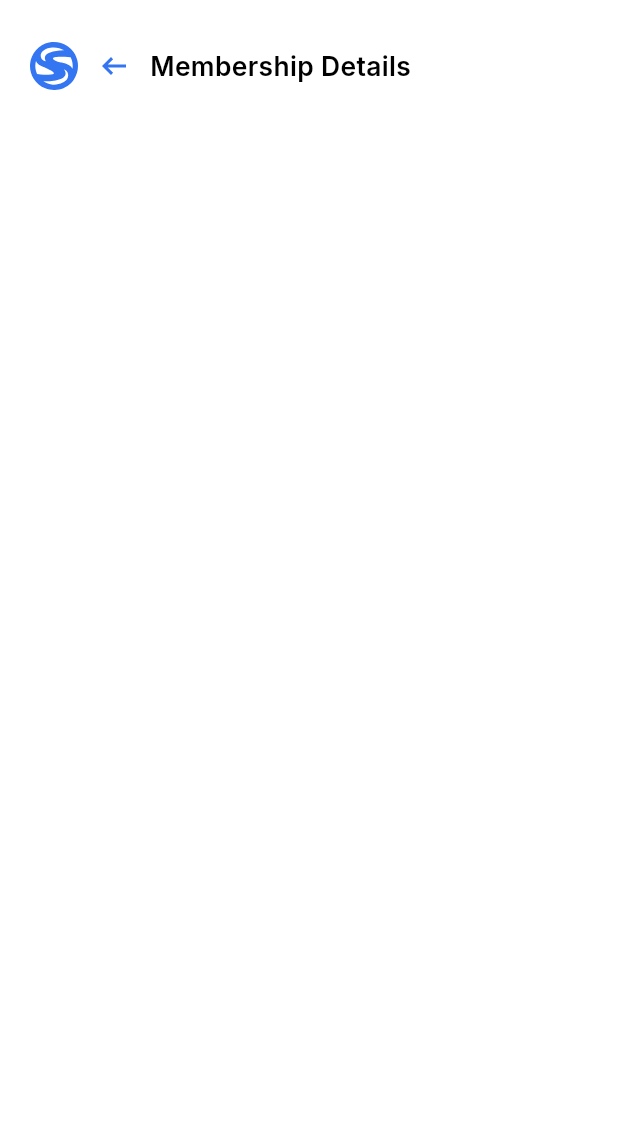
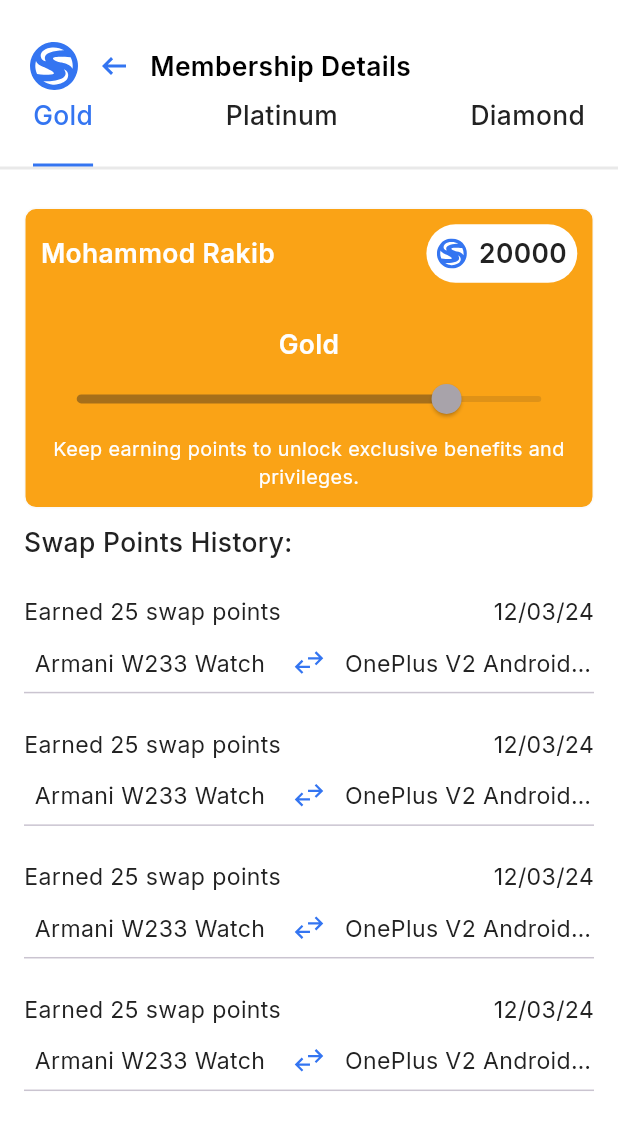
Before and after one commit to bdCalling-Sdt-hub/trade_app, a Flutter app: the MembershipDetailsScreen screen opened by its route, on a phone screen of 412 x 824 dp. Shown: the top 1130 px of the screen. Run offline on Flutter 3.47's test engine with Material 3 defaults, Android fonts, the phone set to English and light mode, and no system bars; our stand-ins replace cached_network_image, carousel_slider, connectivity_plus, country_picker, flutter_rating_bar, flutter_screenutil and 10 more; accounts and stored records are empty; network calls fail; project files that could hold a hidden picture were left out.

Commit message:
membership screen completed

```diff
--- a/lib/controller/membership_controller/membership_controller.dart
+++ b/lib/controller/membership_controller/membership_controller.dart
@@ -1,4 +1,5 @@
 import 'package:get/get.dart';
+import 'package:trade_app/utils/app_strings/app_strings.dart';
 
 class MembershipController extends GetxController {
 
@@ -9,7 +10,18 @@ class MembershipController extends GetxController {
     sliderValue.value = value;
   }
 
+  var singleSliderValue = 20000.0.obs;
 
+  void updateSingleSliderValue(double value) {
+    singleSliderValue.value = value;
+  }
+
+  final List<String> userList = [
+    AppStrings.gold,
+    AppStrings.platinum,
+    AppStrings.diamond,
+  ];
+  RxInt selectedIndex=0.obs;
 
   final List<String> membershipItem = [
     'Can exchange products',
--- a/lib/core/app_routes/app_routes.dart
+++ b/lib/core/app_routes/app_routes.dart
@@ -98,7 +98,7 @@ class AppRoutes {
     GetPage(name: myMembershipScreen, page: () =>     MyMembershipScreen()),
     GetPage(name: pointsEarnedScreen, page: () =>    const PointsEarnedScreen()),
     GetPage(name: myRatingScreen, page: () =>     MyRatingScreen()),
-    GetPage(name: membershipDetailsScreen, page: () =>     const MembershipDetailsScreen()),
+    GetPage(name: membershipDetailsScreen, page: () =>      MembershipDetailsScreen()),
 
     ///============================Post Edit Screen=================
     GetPage(name: postAddScreen, page: () =>     const PostAddScreen()),
--- a/lib/utils/app_strings/app_strings.dart
+++ b/lib/utils/app_strings/app_strings.dart
@@ -13,6 +13,7 @@ class AppStrings {
   ///===========================Authentication All Strings Here==============
   static const String enterAValidName = "Enter a valid name";
   static const String enterValidEamil = "Please Enter Your Email Address";
+  static const String swapPointsHistory = "Swap Points History:";
   static const String passwordLengthAndContain =
       "Password must be 8 characters long & must include one capital letter";
   static const String signIn = "Sign in";
--- a/lib/view/components/custom_details_container/custom_details_container.dart
+++ b/lib/view/components/custom_details_container/custom_details_container.dart
@@ -6,18 +6,19 @@ class CustomDetailContainer extends StatelessWidget {
   final Widget child;
   final Color color;
   final bool isBorder;
+  final double? height;  // Changed from bool to double
 
   const CustomDetailContainer({
     super.key,
     required this.child,
     required this.color,
-    this.isBorder = false,
+    this.isBorder = false, this.height,
   });
 
   @override
   Widget build(BuildContext context) {
     return Container(
-
+      height: height,
       margin: EdgeInsets.symmetric(vertical: 10.h),
       padding: EdgeInsets.all(10.h),
       decoration: BoxDecoration(
--- /dev/null
+++ b/lib/view/components/custom_membership_details_card/custom_membership_details_card.dart
@@ -0,0 +1,83 @@
+import 'package:flutter/material.dart';
+import 'package:flutter_screenutil/flutter_screenutil.dart';
+import 'package:trade_app/utils/app_colors/app_colors.dart';
+import 'package:trade_app/utils/app_icons/app_icons.dart';
+import 'package:trade_app/view/components/custom_details_container/custom_details_container.dart';
+import 'package:trade_app/view/components/custom_image/custom_image.dart';
+import 'package:trade_app/view/components/custom_text/custom_text.dart';
+
+class CustomMembershipDetailsCard extends StatelessWidget {
+  final String userName;
+  final int points;
+  final String membershipLevel;
+  final Widget sliderWidget;
+  final String description;
+
+  const CustomMembershipDetailsCard({
+    super.key,
+    required this.userName,
+    required this.points,
+    required this.membershipLevel,
+    required this.sliderWidget,
+    required this.description,
+  });
+
+  @override
+  Widget build(BuildContext context) {
+    return CustomDetailContainer(
+      color: AppColors.gold,
+      child: Column(
+        children: [
+          Row(
+            children: [
+              CustomText(
+                text: userName,
+                color: AppColors.white50,
+                fontWeight: FontWeight.w600,
+                fontSize: 16,
+              ),
+              const Spacer(),
+              Container(
+                padding: const EdgeInsets.all(7),
+                decoration: BoxDecoration(
+                  color: AppColors.white,
+                  borderRadius: BorderRadius.circular(20),
+                ),
+                child: Row(
+                  children: [
+                    const CustomImage(
+                      imageSrc: AppIcons.logo,
+                      size: 20,
+                    ),
+                    CustomText(
+                      left: 8,
+                      text: points.toString(),
+                      color: AppColors.black500,
+                      fontWeight: FontWeight.w600,
+                      fontSize: 16,
+                    ),
+                  ],
+                ),
+              )
+            ],
+          ),
+          SizedBox(height: 28.h),
+          CustomText(
+            text: membershipLevel,
+            color: AppColors.white50,
+            fontWeight: FontWeight.w600,
+            fontSize: 16,
+          ),
+          sliderWidget,
+          CustomText(
+            maxLines: 2,
+            text: description,
+            color: AppColors.white50,
+            fontWeight: FontWeight.w400,
+            fontSize: 12,
+          ),
+        ],
+      ),
+    );
+  }
+}
--- /dev/null
+++ b/lib/view/components/custom_single_slider/custom_single_slider.dart
@@ -0,0 +1,32 @@
+import 'package:flutter/material.dart';
+
+class CustomSingleSlider extends StatelessWidget {
+  final double value;
+  final double min;
+  final double max;
+  final int divisions;
+  final ValueChanged<double>? onChanged;
+
+  const CustomSingleSlider({
+    super.key,
+    required this.value,
+    this.min = 0.0,
+    this.max = 25000.0,
+    this.divisions = 250,
+    this.onChanged,
+  });
+
+  @override
+  Widget build(BuildContext context) {
+    return Slider(
+      value: value,
+      onChanged: onChanged,
+      min: min,
+      max: max,
+      divisions: divisions,
+      label: value.toString(),
+      activeColor: Colors.blue,
+      inactiveColor: Colors.white,
+    );
+  }
+}
--- /dev/null
+++ b/lib/view/components/custom_swap_points_row/custom_swap_points_row.dart
@@ -0,0 +1,78 @@
+import 'package:flutter/material.dart';
+import 'package:flutter_screenutil/flutter_screenutil.dart';
+import 'package:trade_app/utils/app_colors/app_colors.dart';
+import 'package:trade_app/utils/app_icons/app_icons.dart';
+import 'package:trade_app/view/components/custom_text/custom_text.dart';
+import 'package:trade_app/view/components/custom_image/custom_image.dart';
+
+class CustomSwapPointsRow extends StatelessWidget {
+  final String earnedPointsText;
+  final String date;
+  final String item1;
+  final String item2;
+   // The path or icon to use for swap
+
+  const CustomSwapPointsRow({
+    super.key,
+    required this.earnedPointsText,
+    required this.date,
+    required this.item1,
+    required this.item2,
+  });
+
+  @override
+  Widget build(BuildContext context) {
+    return Column(
+      children: [
+        Row(
+          children: [
+            CustomText(
+              text: earnedPointsText,
+              color: AppColors.black500,
+              fontWeight: FontWeight.w400,
+              fontSize: 14,
+            ),
+            const Spacer(),
+            CustomText(
+              text: date,
+              color: AppColors.black500,
+              fontWeight: FontWeight.w400,
+              fontSize: 14,
+            ),
+          ],
+        ),
+        SizedBox(
+          height: 11.h,
+        ),
+        Row(
+          children: [
+            Expanded(
+              child: CustomText(
+                text: item1,
+                color: AppColors.black500,
+                fontWeight: FontWeight.w400,
+                right: 10,
+              ),
+            ),
+            const CustomImage(
+              imageSrc: AppIcons.swapHoriz,
+              imageColor: AppColors.blue500,
+            ),
+            Expanded(
+              child: CustomText(
+                left: 10,
+                text: item2,
+                color: AppColors.black500,
+                fontWeight: FontWeight.w400,
+              ),
+            ),
+          ],
+        ),
+        const Divider(),
+        SizedBox(
+          height: 15.h,
+        ),
+      ],
+    );
+  }
+}
--- /dev/null
+++ b/lib/view/components/custom_user_tab_bar/custom_user_tab_bar.dart
@@ -0,0 +1,63 @@
+import 'package:flutter/material.dart';
+import 'package:get/get.dart';
+import 'package:trade_app/utils/app_colors/app_colors.dart';
+import 'package:trade_app/view/components/custom_text/custom_text.dart';
+
+class CustomUserTabBar extends StatelessWidget {
+  final List<String> userList;
+  final RxInt selectedIndex;
+  final Function(int) onTap;
+
+  const CustomUserTabBar({
+    super.key,
+    required this.userList,
+    required this.selectedIndex,
+    required this.onTap,
+  });
+
+  @override
+  Widget build(BuildContext context) {
+    return Container(
+      decoration: const BoxDecoration(
+        border: Border(
+          bottom: BorderSide(width: 2, color: AppColors.black50),
+        ),
+      ),
+      padding: const EdgeInsets.symmetric(horizontal: 22),
+      child: Row(
+        mainAxisAlignment: MainAxisAlignment.spaceBetween,
+        children: List.generate(
+          userList.length,
+              (index) => GestureDetector(
+            onTap: () => onTap(index),
+            child: Container(
+              padding: const EdgeInsets.only(bottom: 20),
+              decoration: BoxDecoration(
+                border: Border(
+                  bottom: selectedIndex.value == index
+                      ? const BorderSide(
+                    color: AppColors.blue500,
+                    width: 2.0,
+                  )
+                      : const BorderSide(
+                    color: Colors.transparent,
+                    width: 2.0,
+                  ),
+                ),
+              ),
+              child: CustomText(
+                textAlign: TextAlign.start,
+                text: userList[index],
+                color: selectedIndex.value == index
+                    ? AppColors.blue500
+                    : AppColors.black500,
+                fontSize: 16,
+                fontWeight: FontWeight.w500,
+              ),
+            ),
+          ),
+        ),
+      ),
+    );
+  }
+}
--- a/lib/view/screens/my_membership_screen/membership_details_screen/membership_details_screen.dart
+++ b/lib/view/screens/my_membership_screen/membership_details_screen/membership_details_screen.dart
@@ -1,17 +1,145 @@
 import 'package:flutter/material.dart';
+import 'package:flutter_screenutil/flutter_screenutil.dart';
 import 'package:get/get.dart';
+import 'package:trade_app/controller/membership_controller/membership_controller.dart';
 import 'package:trade_app/utils/app_colors/app_colors.dart';
+import 'package:trade_app/utils/app_icons/app_icons.dart';
+import 'package:trade_app/utils/app_strings/app_strings.dart';
 import 'package:trade_app/view/components/custom_app_bar/custom_app_bar.dart';
+import 'package:trade_app/view/components/custom_details_container/custom_details_container.dart';
+import 'package:trade_app/view/components/custom_image/custom_image.dart';
+import 'package:trade_app/view/components/custom_loader/custom_loader.dart';
+import 'package:trade_app/view/components/custom_membership_details_card/custom_membership_details_card.dart';
+import 'package:trade_app/view/components/custom_single_slider/custom_single_slider.dart';
+import 'package:trade_app/view/components/custom_swap_points_row/custom_swap_points_row.dart';
+import 'package:trade_app/view/components/custom_text/custom_text.dart';
+import 'package:trade_app/view/components/custom_user_tab_bar/custom_user_tab_bar.dart';
 
 class MembershipDetailsScreen extends StatelessWidget {
-  const MembershipDetailsScreen({super.key});
+  MembershipDetailsScreen({super.key});
+
+  final MembershipController membershipController =
+      Get.find<MembershipController>();
 
   @override
   Widget build(BuildContext context) {
     return Scaffold(
       backgroundColor: AppColors.white,
-      ///======================Details Appbar==================
-      appBar: CustomAppBar(appBarContent: 'Membership Details'.tr,),
+      appBar: CustomAppBar(
+        appBarContent: 'Membership Details'.tr,
+      ),
+      body: Obx(() {
+        return SingleChildScrollView(
+          child: Column(
+            crossAxisAlignment: CrossAxisAlignment.start,
+            children: [
+              ///=====================Custom User Tab bar====================
+              CustomUserTabBar(
+                userList: membershipController.userList,
+                selectedIndex: membershipController.selectedIndex,
+                onTap: (index) =>
+                    membershipController.selectedIndex.value = index,
+              ),
+              SizedBox(
+                height: 15.h,
+              ),
+
+              Padding(
+                padding: const EdgeInsets.symmetric(horizontal: 16),
+                child:                 membershipController.selectedIndex.value==0?
+                Column(
+                  crossAxisAlignment: CrossAxisAlignment.start,
+                  children: [
+                 ///========================Card this================
+                 CustomMembershipDetailsCard(
+                   userName: 'Mohammod Rakib',
+                   points: 20000,
+                   membershipLevel: AppStrings.gold.tr,
+                   sliderWidget: membershipController.isLoader.value
+                       ? const CustomLoader()
+                       : CustomSingleSlider(
+                     value:
+                     membershipController.singleSliderValue.value,
+                     onChanged: null, // Disable user interaction
+                   ),
+                   description:
+                   'Keep earning points to unlock exclusive benefits and privileges.'
+                       .tr,
+                 ),
+                    CustomText(
+                      text: AppStrings.swapPointsHistory.tr,
+                      color: AppColors.black500,
+                      fontWeight: FontWeight.w500,
+                      fontSize: 16,
+                    ),
+                    SizedBox(
+                      height: 22.h,
+                    ),
+
+                    ///========================Swap Point History=====================
+                    Column(
+                      children: List.generate(4, (index) {
+                        return const CustomSwapPointsRow(
+                            earnedPointsText: 'Earned 25 swap points',
+                            date: '12/03/24',
+                            item1: 'Armani W233 Watch',
+                            item2: 'OnePlus V2 Android TV');
+                      }),
+                    ),
+
+                  ],
+                ): membershipController.selectedIndex.value==1 ?
+                const CustomDetailContainer(
+                    height: 192,
+                    color: AppColors.black500,
+                    child: Column(
+                      children: [
+                        SizedBox(
+                          height: 30,
+                        ),
+                        CustomImage(
+                          imageSrc: AppIcons.lock,
+                          size: 40,
+                          imageColor: AppColors.white500,
+                        ),
+                        CustomText(
+                          top: 20,
+                          text: 'You are just 3,150 points away from upgrading to Platinum member status!',
+                          color: AppColors.white50,
+                          fontWeight: FontWeight.w400,
+                          fontSize: 12,
+                          maxLines: 2,
+                        ),
+                      ],
+                    )):membershipController.selectedIndex.value==2?
+                const CustomDetailContainer(
+                    height: 192,
+                    color: AppColors.black500,
+                    child: Column(
+                      children: [
+                        SizedBox(
+                          height: 30,
+                        ),
+                        CustomImage(
+                          imageSrc: AppIcons.lock,
+                          size: 40,
+                          imageColor: AppColors.white500,
+                        ),
+                        CustomText(
+                          top: 20,
+                          text: 'You are just 3,150 points away from upgrading to Platinum member status!',
+                          color: AppColors.white50,
+                          fontWeight: FontWeight.w400,
+                          fontSize: 12,
+                          maxLines: 2,
+                        ),
+                      ],
+                    )):const SizedBox() ,
+              ),
+            ],
+          ),
+        );
+      }),
     );
   }
 }
--- a/lib/view/screens/my_membership_screen/my_membership_screen.dart
+++ b/lib/view/screens/my_membership_screen/my_membership_screen.dart
@@ -70,7 +70,7 @@ class MyMembershipScreen extends StatelessWidget {
                                 color: AppColors.gray900,
                               ),
                               const CustomText(
-                                text: '25000',
+                                text: '20000',
                                 fontWeight: FontWeight.w700,
                                 fontSize: 20,
                                 color: AppColors.blue500,
```
